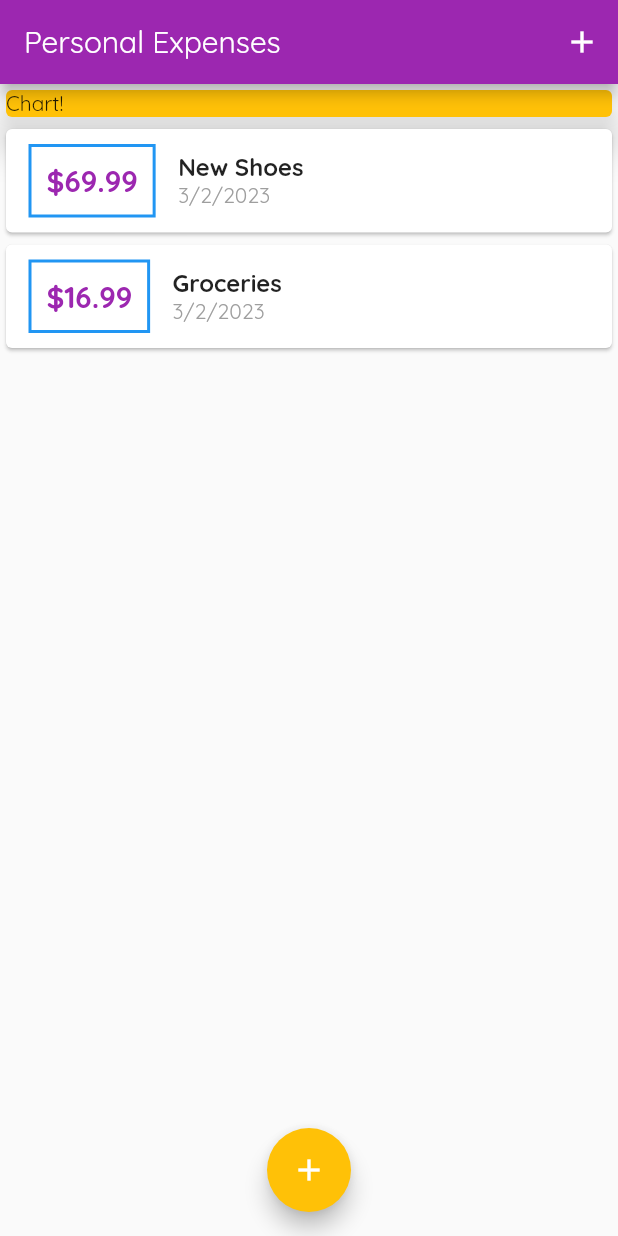
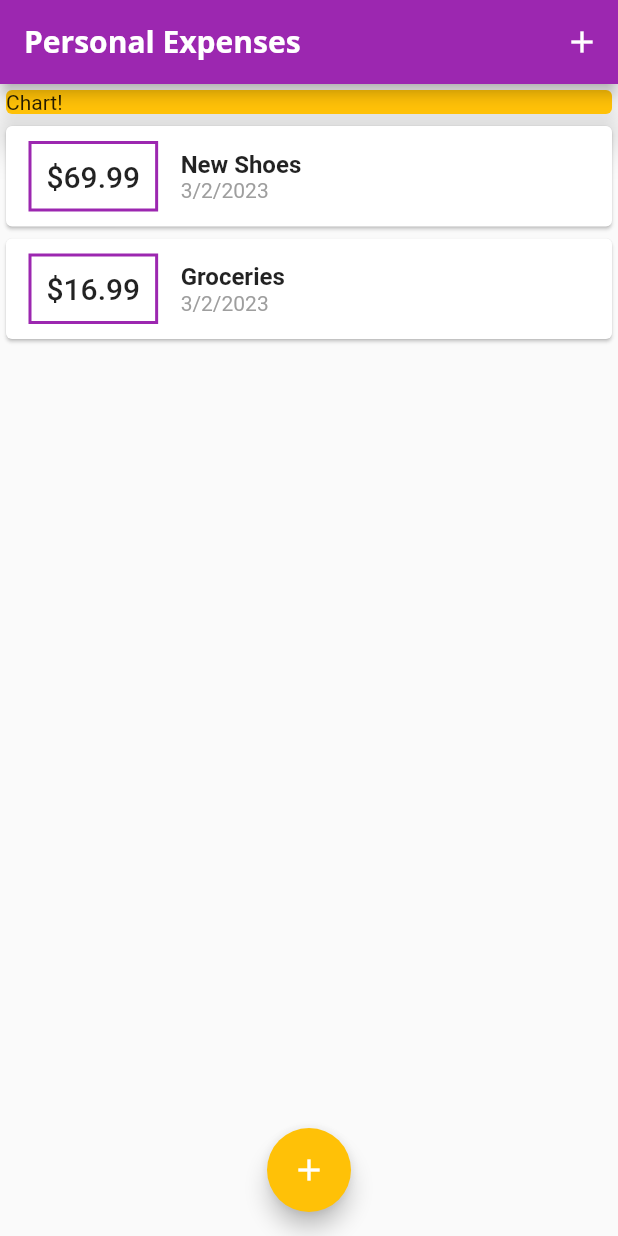
Before and after one commit to delwinbest/flutter_complete_guide, a Flutter app: the screen it shows after launch, on a phone screen of 412 x 824 dp. Run offline on Flutter 3.47's test engine with Material 2 defaults, Android fonts, the phone set to English and light mode, and no system bars.

Commit message:
using Theme to control overall app title fonts.

```diff
--- a/lib/main.dart
+++ b/lib/main.dart
@@ -12,7 +12,21 @@ class MyApp extends StatelessWidget {
     return MaterialApp(
       title: 'Personal Expenses',
       theme: ThemeData(
+          primaryColor: Colors.purple,
           fontFamily: 'Quicksand',
+          textTheme: ThemeData.light().textTheme.copyWith(
+              titleMedium: const TextStyle(
+                  fontFamily: 'OpenSans',
+                  fontWeight: FontWeight.bold,
+                  fontSize: 20)),
+          // appBarTheme: AppBarTheme(
+          //   titleTextStyle:
+          //       Theme.of(context).appBarTheme.titleTextStyle?.copyWith(
+          //             fontFamily: 'OpenSans',
+          //             // fontSize: 20,
+          //             // fontWeight: FontWeight.bold
+          //           ),
+          // ),
           colorScheme: ColorScheme.fromSwatch(primarySwatch: Colors.purple)
               .copyWith(secondary: Colors.amber)),
       home: MyHomePage(),
@@ -66,7 +80,13 @@ class _MyHomePageState extends State<MyHomePage> {
   Widget build(BuildContext context) {
     return Scaffold(
       appBar: AppBar(
-        title: const Text('Personal Expenses'),
+        title: const Text(
+          'Personal Expenses',
+          style: TextStyle(
+              fontFamily: 'OpenSans',
+              fontSize: 20,
+              fontWeight: FontWeight.bold),
+        ),
         actions: <Widget>[
           IconButton(
               onPressed: () => _startAddNewTransaction(context),
--- a/lib/widgets/transaction_list.dart
+++ b/lib/widgets/transaction_list.dart
@@ -8,7 +8,7 @@ class TransactionList extends StatelessWidget {
 
   @override
   Widget build(BuildContext context) {
-    return Container(
+    return SizedBox(
         height: 600,
         child: ListView.builder(
           itemBuilder: (ctx, index) {
@@ -25,10 +25,7 @@ class TransactionList extends StatelessWidget {
                 ),
                 padding: const EdgeInsets.all(10),
                 child: Text(
-                    style: const TextStyle(
-                        fontWeight: FontWeight.bold,
-                        fontSize: 20,
-                        color: Colors.purple),
+                    style: Theme.of(context).textTheme.titleLarge,
                     '\$${transactions[index].amount.toStringAsFixed(2)}'),
               ),
               Column(
```
